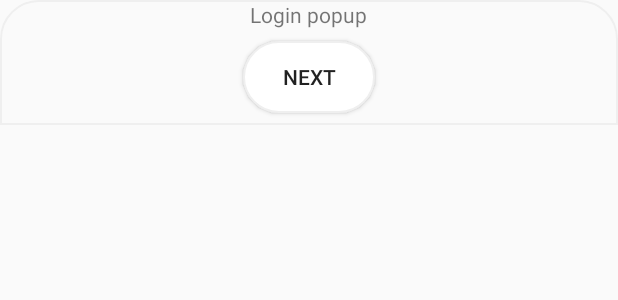
After one commit to CasperNaudts/HackatonGroep1, an Android app: the layout bottom_sheet.xml on its own in the app's theme, with its tools: preview values and no code run, on a phone screen of 412 x 824 dp. The commit adds this screen. Shown: the top 300 px of the screen. Run offline under Robolectric (Android 15) with nearby library versions, the phone set to English and light mode, and no system bars.

Commit message:
Added bottomsheet

```diff
--- a/app/build.gradle
+++ b/app/build.gradle
@@ -37,6 +37,7 @@ dependencies {
     implementation 'androidx.constraintlayout:constraintlayout:1.1.3'
     implementation 'androidx.lifecycle:lifecycle-extensions:2.2.0'
     implementation 'com.google.code.gson:gson:2.8.6'
+    implementation 'androidx.legacy:legacy-support-v4:1.0.0'
     testImplementation 'junit:junit:4.12'
     androidTestImplementation 'androidx.test.ext:junit:1.1.1'
     androidTestImplementation 'androidx.test.espresso:espresso-core:3.2.0'
--- a/app/src/main/AndroidManifest.xml
+++ b/app/src/main/AndroidManifest.xml
@@ -14,7 +14,8 @@
         <activity
             android:name=".ui.login.LoginActivity"
             android:label="@string/app_name"
-            android:screenOrientation="portrait">
+            android:screenOrientation="portrait"
+            android:theme="@style/AppTheme.NoActionBar">
             <intent-filter>
                 <action android:name="android.intent.action.MAIN" />
                 <category android:name="android.intent.category.LAUNCHER" />
--- a/app/src/main/java/pxl/student/be/hackatongroup1/domain/entity/Person.kt
+++ b/app/src/main/java/pxl/student/be/hackatongroup1/domain/entity/Person.kt
@@ -1,8 +1,9 @@
 package pxl.student.be.hackatongroup1.domain.entity
 
 import pxl.student.be.hackatongroup1.data.model.ResponsePersonLargePersonGroup
+import java.io.Serializable
 
-class Person(val name: String){
+class Person(val name: String) : Serializable{
     companion object{
         fun fromModelToEntity(largePersonGroup: ResponsePersonLargePersonGroup): Person{
             return Person(largePersonGroup.name)
--- /dev/null
+++ b/app/src/main/res/drawable-v24/pill_button.xml
@@ -0,0 +1,18 @@
+<?xml version="1.0" encoding="utf-8"?>
+<shape xmlns:android="http://schemas.android.com/apk/res/android"
+    android:dither="true"
+    android:shape="rectangle">
+
+    <corners android:radius="120dp" />
+
+    <solid android:color="#fff" />
+
+    <stroke
+        android:width="1dp"
+        android:color="#efefef" />
+
+    <size
+        android:width="50dp"
+        android:height="12dp" />
+
+</shape>
--- /dev/null
+++ b/app/src/main/res/drawable/card_sheet.xml
@@ -0,0 +1,13 @@
+<?xml version="1.0" encoding="utf-8"?>
+<shape xmlns:android="http://schemas.android.com/apk/res/android"
+    android:dither="true"
+    android:shape="rectangle">
+
+    <corners android:topLeftRadius="25dp" android:topRightRadius="25dp"/>
+
+    <stroke
+        android:width="1dp"
+        android:color="#efefef" />
+
+    <padding android:left="0dp" android:top="0dp" android:right="0dp" android:bottom="0dp" />
+</shape>
--- /dev/null
+++ b/app/src/main/res/layout/bottom_sheet.xml
@@ -0,0 +1,25 @@
+<?xml version="1.0" encoding="utf-8"?>
+<LinearLayout xmlns:android="http://schemas.android.com/apk/res/android"
+    android:id="@+id/bottom_sheet"
+    android:layout_width="match_parent"
+    android:layout_height="wrap_content"
+    android:background="@drawable/card_sheet"
+    android:gravity="center"
+    android:orientation="vertical">
+
+    <TextView
+        android:id="@+id/loginMessage"
+        android:layout_width="wrap_content"
+        android:layout_height="wrap_content"
+        android:text="Login popup"></TextView>
+
+    <Button
+        android:id="@+id/nextButton"
+        android:layout_width="wrap_content"
+        android:layout_height="wrap_content"
+        android:layout_marginTop="8dp"
+        android:layout_marginBottom="8dp"
+        android:background="@drawable/pill_button"
+        android:text="Next"></Button>
+
+</LinearLayout>
--- a/app/src/main/res/values/colors.xml
+++ b/app/src/main/res/values/colors.xml
@@ -1,6 +1,6 @@
 <?xml version="1.0" encoding="utf-8"?>
 <resources>
-    <color name="colorPrimary">#008577</color>
-    <color name="colorPrimaryDark">#00574B</color>
-    <color name="colorAccent">#D81B60</color>
+    <color name="colorPrimary">#fff</color>
+    <color name="colorPrimaryDark">#000</color>
+    <color name="colorAccent">#D3D3D3</color>
 </resources>
--- a/app/src/main/res/values/strings.xml
+++ b/app/src/main/res/values/strings.xml
@@ -9,4 +9,7 @@
     <string name="invalid_username">Not a valid username</string>
     <string name="invalid_password">Password must be >5 characters</string>
     <string name="login_failed">"Login failed"</string>
+
+    <!-- TODO: Remove or change this placeholder text -->
+    <string name="hello_blank_fragment">Hello blank fragment</string>
 </resources>
--- a/app/src/main/res/values/styles.xml
+++ b/app/src/main/res/values/styles.xml
@@ -8,4 +8,12 @@
         <item name="colorAccent">@color/colorAccent</item>
     </style>
 
+    <style name="AppTheme.NoActionBar">
+        <item name="colorPrimary">@color/colorPrimary</item>
+        <item name="colorPrimaryDark">@color/colorPrimaryDark</item>
+        <item name="colorAccent">@color/colorAccent</item>
+        <item name="windowActionBar">false</item>
+        <item name="windowNoTitle">true</item>
+    </style>
+
 </resources>
```
Also changed, not shown: app/src/main/java/pxl/student/be/hackatongroup1/data/async/IdentifyCall.kt (+8 -5 lines), app/src/main/java/pxl/student/be/hackatongroup1/domain/services/FaceService.kt (+7 -3 lines), app/src/main/java/pxl/student/be/hackatongroup1/ui/login/BottomSheetFragment.kt (added, +111 -0 lines), app/src/main/java/pxl/student/be/hackatongroup1/ui/login/LoginActivity.kt (+25 -5 lines), app/src/main/res/layout/activity_login.xml (+15 -1 lines).
